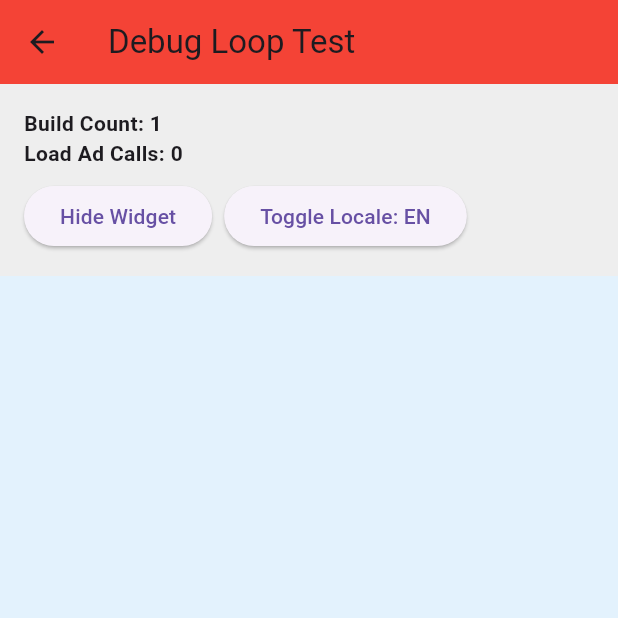
After one commit to appfactorysrl/aqua-ad-widget, a Flutter app: the screen it shows after launch, after a tap on the "bug report" icon, on a phone screen of 412 x 824 dp, the top half of it. The commit adds this screen. Run offline on Flutter 3.47's test engine with Material 3 defaults, Android fonts, the phone set to English and light mode, and no system bars; our stand-ins replace video_player, web; missing offline and left inert: dart:js_interop, dart:ui_web; network calls fail.

Commit message:
Fix infinite loop and context access issues
- Fix context access in initState() by initializing with default locale
- Add protection against multiple simultaneous loadAd calls
- Cache locale to prevent unnecessary reinitializations
- Add early returns to prevent timer starts on errors
- Add debug page and enhanced logging for troubleshooting
- Prevent didChangeDependencies infinite loops

```diff
--- /dev/null
+++ b/example/lib/debug_page.dart
@@ -0,0 +1,120 @@
+import 'package:flutter/material.dart';
+import 'package:aqua_ad_widget/aqua_ad_widget.dart';
+
+class DebugPage extends StatefulWidget {
+  const DebugPage({super.key});
+
+  @override
+  State<DebugPage> createState() => _DebugPageState();
+}
+
+class _DebugPageState extends State<DebugPage> {
+  int _buildCount = 0;
+  int _loadAdCallCount = 0;
+  bool _showWidget = true;
+  bool _changeLocale = false;
+
+  @override
+  Widget build(BuildContext context) {
+    _buildCount++;
+
+    return Scaffold(
+      appBar: AppBar(
+        title: const Text('Debug Loop Test'),
+        backgroundColor: Colors.red,
+      ),
+      body: Column(
+        children: [
+          // Debug Info
+          Container(
+            padding: const EdgeInsets.all(16),
+            color: Colors.grey[200],
+            child: Column(
+              crossAxisAlignment: CrossAxisAlignment.start,
+              children: [
+                Text('Build Count: $_buildCount', style: const TextStyle(fontWeight: FontWeight.bold)),
+                Text('Load Ad Calls: $_loadAdCallCount', style: const TextStyle(fontWeight: FontWeight.bold)),
+                const SizedBox(height: 8),
+                Row(
+                  children: [
+                    ElevatedButton(
+                      onPressed: () => setState(() => _showWidget = !_showWidget),
+                      child: Text(_showWidget ? 'Hide Widget' : 'Show Widget'),
+                    ),
+                    const SizedBox(width: 8),
+                    ElevatedButton(
+                      onPressed: () => setState(() => _changeLocale = !_changeLocale),
+                      child: Text('Toggle Locale: ${_changeLocale ? 'IT' : 'EN'}'),
+                    ),
+                  ],
+                ),
+              ],
+            ),
+          ),
+
+          // Test Widget
+          Expanded(
+            child: Container(
+              color: Colors.blue[50],
+              child: Center(
+                child: _showWidget
+                    ? DebugAquaAdWidget(
+                        zoneId: 2,
+                        width: 300,
+                        ratio: 16 / 9,
+                        borderRadius: 12,
+                        adCount: 'auto',
+                        onLoadAdCalled: () {
+                          setState(() => _loadAdCallCount++);
+                        },
+                        settings: AquaSettings(
+                          hideIfEmpty: true,
+                          locale: _changeLocale ? 'it' : 'en',
+                        ),
+                      )
+                    : const Text('Widget Hidden'),
+              ),
+            ),
+          ),
+        ],
+      ),
+    );
+  }
+}
+
+// Widget wrapper per monitorare le chiamate
+class DebugAquaAdWidget extends StatelessWidget {
+  final int zoneId;
+  final double? width;
+  final double ratio;
+  final double? borderRadius;
+  final dynamic adCount;
+  final AquaSettings? settings;
+  final VoidCallback? onLoadAdCalled;
+
+  const DebugAquaAdWidget({
+    super.key,
+    required this.zoneId,
+    this.width,
+    this.ratio = 16/9,
+    this.borderRadius,
+    this.adCount = 1,
+    this.settings,
+    this.onLoadAdCalled,
+  });
+
+  @override
+  Widget build(BuildContext context) {
+    // Monitora quando il widget viene ricostruito
+    print('DebugAquaAdWidget build() called');
+
+    return AquaAdWidget(
+      zoneId: zoneId,
+      width: width,
+      ratio: ratio,
+      borderRadius: borderRadius,
+      adCount: adCount,
+      settings: settings,
+    );
+  }
+}
--- a/example/lib/main.dart
+++ b/example/lib/main.dart
@@ -1,6 +1,7 @@
 import 'package:flutter/material.dart';
 import 'dart:ui';
 import 'package:aqua_ad_widget/aqua_ad_widget.dart';
+import 'debug_page.dart';
 
 void main() {
   // Configurazioni globali della libreria
@@ -43,6 +44,17 @@ class HomePage extends StatelessWidget {
         ),
         title: const Text('Aqua Platform Test',
             style: TextStyle(color: Colors.white)),
+        actions: [
+          IconButton(
+            icon: const Icon(Icons.bug_report, color: Colors.white),
+            onPressed: () {
+              Navigator.push(
+                context,
+                MaterialPageRoute(builder: (context) => const DebugPage()),
+              );
+            },
+          ),
+        ],
       ),
       body: SizedBox(
         width: double.infinity,
--- a/lib/src/widgets/aqua_ad_widget.dart
+++ b/lib/src/widgets/aqua_ad_widget.dart
@@ -119,20 +119,37 @@ class _AquaAdWidgetState extends State<AquaAdWidget> {
   Timer? _carouselTimer;
   late AquaLocalizations _localizations;
   int? _detectedAdCount;
+  String? _currentLocale;
+  bool _isLoadingAd = false;
 
   @override
   void initState() {
     super.initState();
+    // Inizializza con locale di default, sarà aggiornato in didChangeDependencies
+    final defaultLocale = widget.settings?.locale ?? AquaConfig.defaultLocale;
+    _currentLocale = defaultLocale;
+    _localizations = AquaLocalizations(defaultLocale);
     _loadAd();
   }
 
   @override
   void didChangeDependencies() {
     super.didChangeDependencies();
+    print('🌍 didChangeDependencies() called');
+    _initializeLocalization();
+  }
+
+  void _initializeLocalization() {
     final locale = widget.settings?.locale ??
                    (AquaConfig.defaultLocale != 'en' ? AquaConfig.defaultLocale :
                    Localizations.localeOf(context).languageCode);
-    _localizations = AquaLocalizations(locale);
+
+    // Solo reinizializza se il locale è cambiato
+    if (_currentLocale != locale) {
+      _currentLocale = locale;
+      _localizations = AquaLocalizations(locale);
+      print('🌍 Locale changed to: $locale');
+    }
   }
 
   @override
@@ -144,6 +161,15 @@ class _AquaAdWidgetState extends State<AquaAdWidget> {
   }
 
   Future<void> _loadAd() async {
+    print('🔄 _loadAd() called - adCount: ${widget.adCount}, detectedAdCount: $_detectedAdCount');
+
+    // Previeni chiamate multiple simultanee
+    if (_isLoadingAd) {
+      print('⚠️ _loadAd() already in progress, skipping');
+      return;
+    }
+
+    _isLoadingAd = true;
     _refreshTimer?.cancel();
 
     setState(() {
@@ -238,6 +264,7 @@ class _AquaAdWidgetState extends State<AquaAdWidget> {
           _currentAdIndex = 0;
           _isLoading = false;
         });
+        _isLoadingAd = false;
 
         if (adsToShow.length == 1) {
           final firstAd = adsToShow[0];
@@ -253,12 +280,18 @@ class _AquaAdWidgetState extends State<AquaAdWidget> {
           _error = _localizations.noAds;
           _isLoading = false;
         });
+        _isLoadingAd = false;
+        // Non avviare timer se non ci sono annunci
+        return;
       }
     } catch (e) {
       setState(() {
         _error = _localizations.connectionError;
         _isLoading = false;
       });
+      _isLoadingAd = false;
+      // Non avviare timer in caso di errore
+      return;
     }
   }
 
@@ -372,10 +405,14 @@ class _AquaAdWidgetState extends State<AquaAdWidget> {
 
   @override
   Widget build(BuildContext context) {
+    print('🏗️ build() called - isLoading: $_isLoading, error: $_error, ads: ${_ads.length}');
     final hideIfEmpty = widget.settings?.hideIfEmpty ?? AquaConfig.hideIfEmpty;
 
     if (_isLoading) {
-      if (hideIfEmpty) return const SizedBox.shrink();
+      if (hideIfEmpty) {
+        print('🚫 Hiding widget during loading (hideIfEmpty=true)');
+        return const SizedBox.shrink();
+      }
       return _buildSizedContainer(
         child: Container(
           color: Colors.white,
@@ -385,7 +422,10 @@ class _AquaAdWidgetState extends State<AquaAdWidget> {
     }
 
     if (_error != null) {
-      if (hideIfEmpty) return const SizedBox.shrink();
+      if (hideIfEmpty) {
+        print('🚫 Hiding widget due to error (hideIfEmpty=true): $_error');
+        return const SizedBox.shrink();
+      }
       return _buildSizedContainer(
         child: Container(
           color: Colors.white,
@@ -395,6 +435,7 @@ class _AquaAdWidgetState extends State<AquaAdWidget> {
     }
 
     if (_ads.isEmpty) {
+      print('📭 No ads to show');
       return const SizedBox.shrink();
     }
 
```
